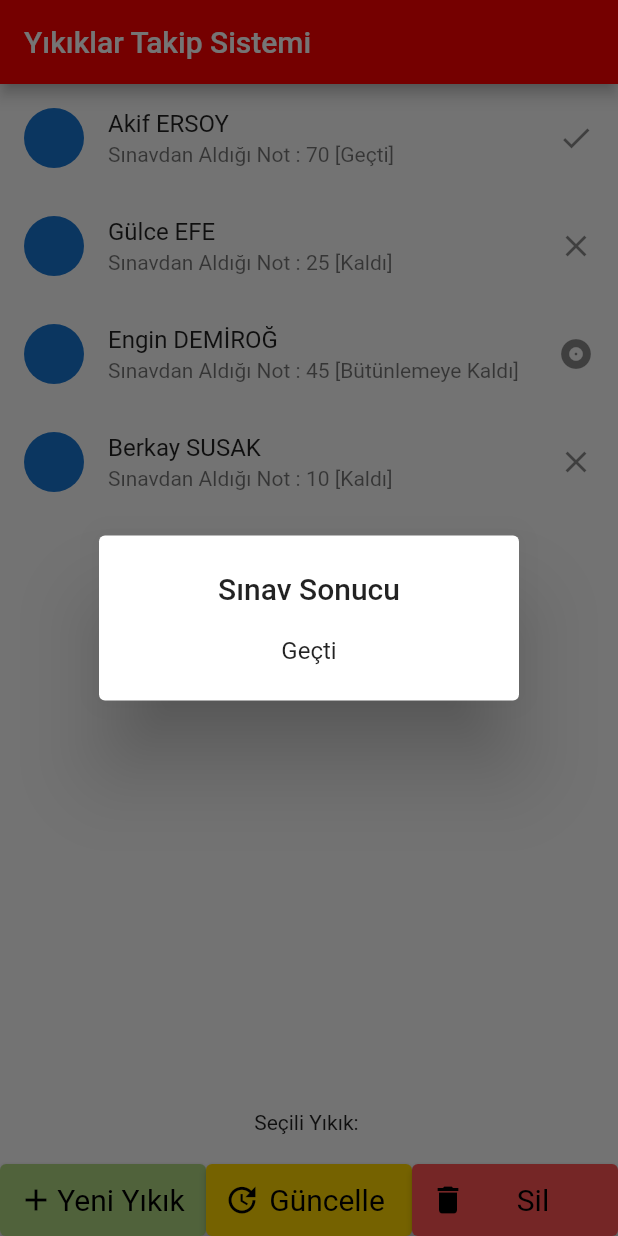
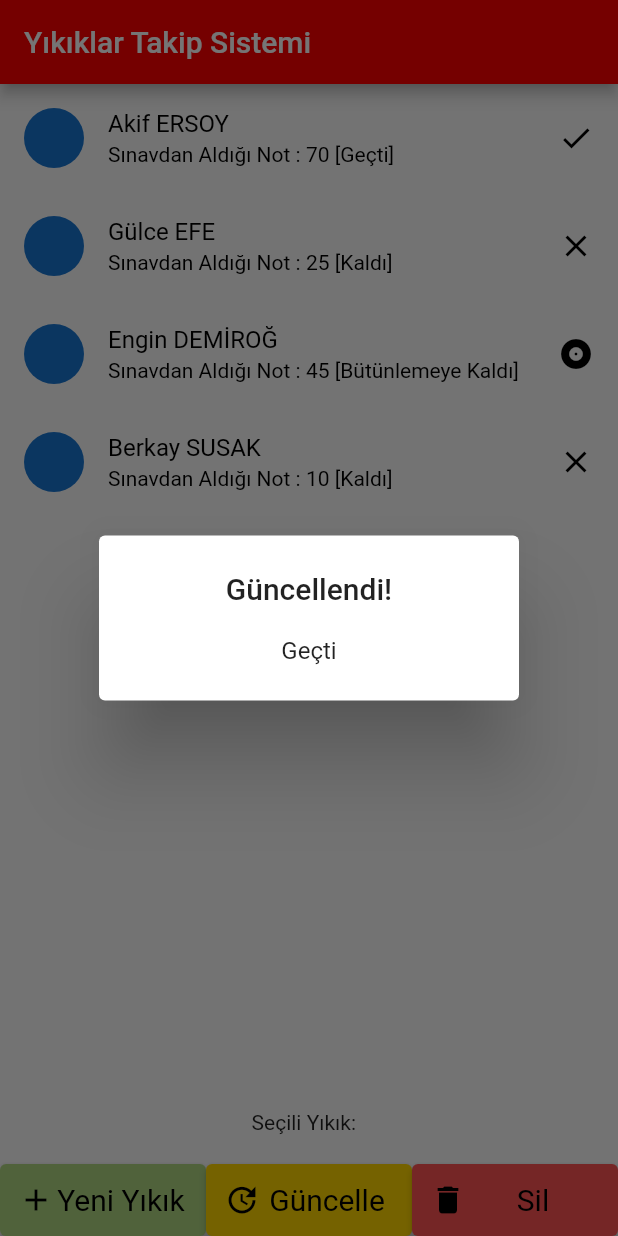
Before and after one commit to OyunErbabi/FlutterEgitimi, a Flutter app: the screen it shows after launch, item 2 of the bottom bar chosen, on a phone screen of 412 x 824 dp. Run offline on Flutter 3.47's test engine with Material 2 defaults, Android fonts, the phone set to English and light mode, and no system bars; network calls fail.

Commit message:
8_3 Done!

```diff
--- a/lib/main.dart
+++ b/lib/main.dart
@@ -17,16 +17,20 @@ class MyApp extends StatefulWidget {
 class _MyAppState extends State<MyApp> {
   String appTitle = "Yıkıklar Takip Sistemi";
 
-  String seciliOgrenci = "";
+  Student nullStudent = Student.withId(0, "", "", 0, "");
+  Student selectedStudent = Student.withId(0, "", "", 0, "");
+  bool selectedStatus = false;
+  int selectedIndex =
+      -1; //Eğer Sıfır yaparsam listenin en başındaki eleman otomatikman seçili geliyor
 
   List<Student> students = [
-    Student(
-        "Akif", "ERSOY", 70, "https://s1.dmcdn.net/v/1U46Y1Vj_axfqWLTO/x1080"),
-    Student("Gülce", "EFE", 25,
+    Student.withId(1, "Akif", "ERSOY", 70,
+        "https://s1.dmcdn.net/v/1U46Y1Vj_axfqWLTO/x1080"),
+    Student.withId(2, "Gülce", "EFE", 25,
         "https://memegenerator.net/img/images/15088125.jpg"),
-    Student("Engin", "DEMİROĞ", 45,
+    Student.withId(3, "Engin", "DEMİROĞ", 45,
         "https://cdn.vox-cdn.com/thumbor/eReqmSD1nz4TXHXzbPslJgRcKRQ=/0x0:3840x2400/1200x800/filters:focal(1613x893:2227x1507)/cdn.vox-cdn.com/uploads/chorus_image/image/62630829/The_Walking_Dead_TV_502082_3840x2400.0.jpg"),
-    Student("Berkay", "SUSAK", 10,
+    Student.withId(4, "Berkay", "SUSAK", 10,
         "https://encrypted-tbn0.gstatic.com/images?q=tbn:ANd9GcQWg4rCQitwySMfgseQ7cHqeiYXQEWjnGvudCHi2alCtgIz_hJMF0W1Y1sWCab8jS-N1fU&usqp=CAU")
   ];
 
@@ -53,11 +57,11 @@ class _MyAppState extends State<MyApp> {
     return mesaj;
   }
 
-  void MesajGoster(BuildContext context, String mesaj) {
+  void MesajGoster(BuildContext context, String warnHeaderText, String mesaj) {
     var alert = AlertDialog(
       title: Builder(builder: (context) {
-        return const Text(
-          "Sınav Sonucu",
+        return Text(
+          warnHeaderText,
           textAlign: TextAlign.center,
         );
       }),
@@ -80,26 +84,35 @@ class _MyAppState extends State<MyApp> {
                   backgroundImage: NetworkImage(students[index].image),
                 ),
                 title: Text(
-                    students[index].firstName + " " + students[index].lastName),
-                subtitle: Text("Sınavdan Aldığı Not : " +
-                    students[index].grade.toString() +
-                    " [" +
-                    students[index].getStatus +
-                    "]"),
+                  students[index].firstName + " " + students[index].lastName,
+                  style: TextStyle(color: Colors.black),
+                ),
+                subtitle: Text(
+                  "Sınavdan Aldığı Not : " +
+                      students[index].grade.toString() +
+                      " [" +
+                      students[index].getStatus +
+                      "]",
+                  style: TextStyle(color: Colors.black),
+                ),
                 trailing: buildStatusIcon(students[index].grade),
+                selectedTileColor: Colors.blueGrey.shade200,
+                selected: index == selectedIndex,
                 onTap: () {
                   setState(() {
-                    seciliOgrenci = students[index].firstName +
-                        " " +
-                        students[index].lastName;
+                    selectedStudent = students[index];
+                    selectedIndex = index;
                   });
 
-                  print(seciliOgrenci);
+                  print(selectedStudent.firstName);
                 },
               );
             },
           )),
-          Text("Seçili Yıkık: " + seciliOgrenci),
+          Text("Seçili Yıkık: " +
+              selectedStudent.firstName +
+              " " +
+              selectedStudent.lastName),
           SizedBox(
             height: 20,
           ),
@@ -134,7 +147,7 @@ class _MyAppState extends State<MyApp> {
                   ),
                   onPressed: () {
                     String mesaj = SinavHesapla(55);
-                    MesajGoster(context, mesaj);
+                    MesajGoster(context, "Oluşturuldu", mesaj);
                   },
                 ),
               ),
@@ -170,7 +183,7 @@ class _MyAppState extends State<MyApp> {
                   ),
                   onPressed: () {
                     String mesaj = SinavHesapla(55);
-                    MesajGoster(context, mesaj);
+                    MesajGoster(context, "Güncellendi!", mesaj);
                   },
                 ),
               ),
@@ -205,8 +218,17 @@ class _MyAppState extends State<MyApp> {
                     textStyle: const TextStyle(fontSize: 20),
                   ),
                   onPressed: () {
-                    String mesaj = SinavHesapla(55);
-                    MesajGoster(context, mesaj);
+                    setState(() {
+                      students.remove(selectedStudent);
+                    });
+                    MesajGoster(
+                        context,
+                        "Silindi!",
+                        selectedStudent.firstName +
+                            " " +
+                            selectedStudent.lastName);
+                    selectedStudent =
+                        nullStudent; // Burada öğrenci seçildikten sonra aşağıda ismi kalmasın diye uçuruyoruz
                   },
                 ),
               )
@@ -219,11 +241,11 @@ class _MyAppState extends State<MyApp> {
 
   Widget buildStatusIcon(int grade) {
     if (grade > 50) {
-      return const Icon(Icons.done);
+      return const Icon(Icons.done, color: Colors.black);
     } else if (grade >= 40) {
-      return const Icon(Icons.album);
+      return const Icon(Icons.album, color: Colors.black);
     } else {
-      return const Icon(Icons.clear);
+      return const Icon(Icons.clear, color: Colors.black);
     }
   }
 }
--- a/lib/models/student.dart
+++ b/lib/models/student.dart
@@ -1,9 +1,21 @@
 class Student {
+  late int id;
   late String firstName;
   late String lastName;
   late int grade;
   late String status;
   late String image;
+
+  Student.withId(
+      int _id, String _name, String _lastName, int _grade, String _image) {
+    id = _id;
+    firstName = _name;
+    lastName = _lastName
+        .toUpperCase(); //Soyadları küçük harfle girilmiş olsa bile uppercase ile tamamı büyük harfle yazdırılıyor
+    grade = _grade;
+    status = "Geçti";
+    image = _image;
+  }
 
   Student(String _name, String _lastName, int _grade, String _image) {
     firstName = _name;
```
